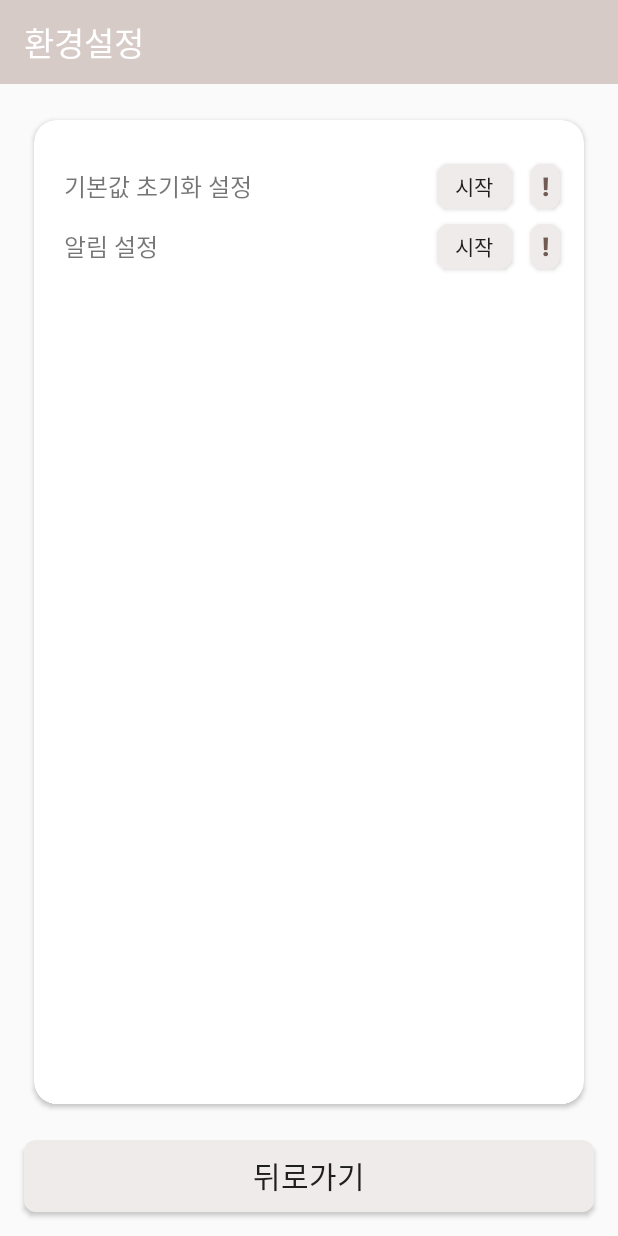
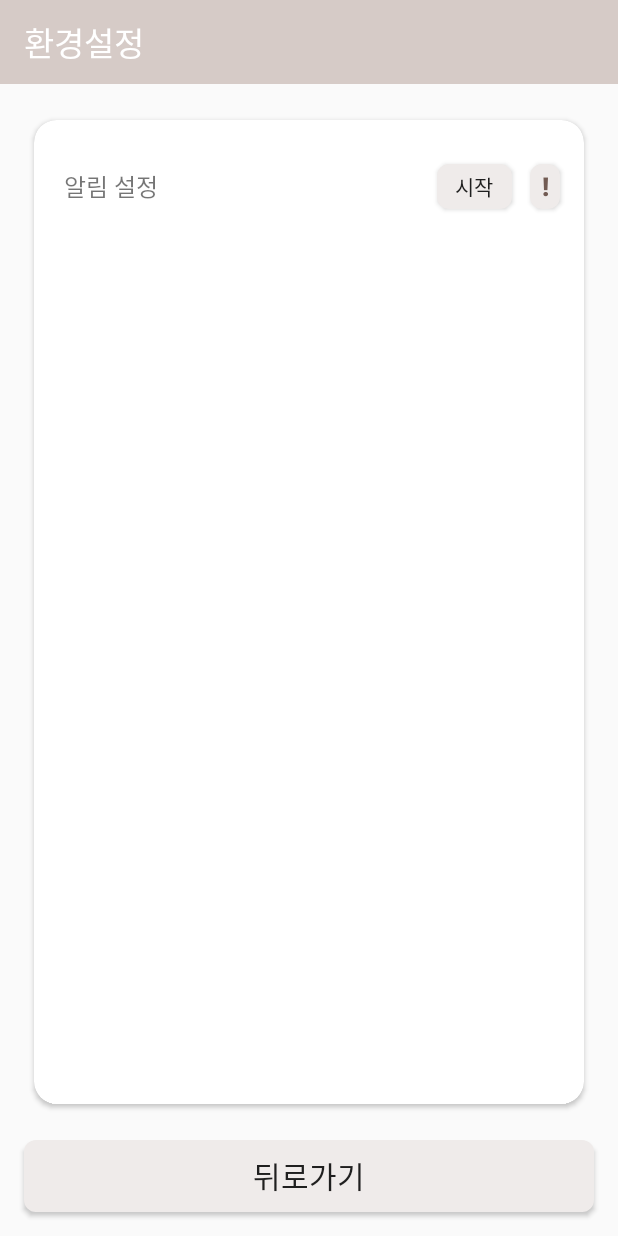
Before and after one commit to ThinkingDobby/FeedDogToday, an Android app: the SettingActivity screen opened directly, with no data from a screen before it, after a tap on "시작", on a phone screen of 412 x 824 dp. Run offline under Robolectric (Android 15) with nearby library versions, the phone set to English and light mode, and no system bars.

Commit message:
2021-03-25 릴리즈 버전
<완료>
InitReceiver 제거
AndroidManifest 에서 InitReceiver 등록 해제
SettingActivity 에서 초기화 스케줄 제거
activity_setting.xml 에서 기본값 초기화 버튼 제거

```diff
--- a/app/src/main/AndroidManifest.xml
+++ b/app/src/main/AndroidManifest.xml
@@ -19,9 +19,6 @@
         <receiver
             android:name=".DinnerAlarmReceiver"
             android:exported="false"/>
-        <receiver
-            android:name=".InitReceiver"
-            android:exported="false" />
 
         <activity android:name=".SettingActivity"/>
         <activity android:name=".AddActivity"/>
--- a/app/src/main/java/com/thinkingdobby/feeddogtoday/SettingActivity.kt
+++ b/app/src/main/java/com/thinkingdobby/feeddogtoday/SettingActivity.kt
@@ -87,42 +87,6 @@ class SettingActivity : AppCompatActivity() {
         }
         // Notification AlarmManager
 
-        // Init AlarmManager - FOR_DEV
-        set_cv_swh_settingDefaultValue.setOnClickListener {
-            val initAlarmManager = getSystemService(ALARM_SERVICE) as AlarmManager
-
-            val initIntent = Intent(this, InitReceiver::class.java)
-            val initPendingIntent = PendingIntent.getBroadcast(
-                this, InitReceiver.NOTIFICATION_ID, initIntent,
-                PendingIntent.FLAG_UPDATE_CURRENT
-            )
-
-            val initRepeatInterval: Long = AlarmManager.INTERVAL_DAY
-            val initCalendar: Calendar = Calendar.getInstance().apply {
-                timeInMillis = System.currentTimeMillis()
-                set(Calendar.HOUR_OF_DAY, 0)
-                set(Calendar.MINUTE, 0)
-            }
-
-            initAlarmManager.setRepeating(
-                AlarmManager.RTC_WAKEUP,
-                initCalendar.timeInMillis,
-                initRepeatInterval,
-                initPendingIntent
-            )
-        }
-
-        set_cv_btn_settingDefaultValue.setOnClickListener {
-            val builder = AlertDialog.Builder(this@SettingActivity)
-            builder.setTitle("개발자용 초기화 옵션입니다.")
-
-            builder.setPositiveButton("확인") { _, which ->
-            }
-
-            builder.create().show()
-        }
-        // Init AlarmManager - FOR_DEV
-
         set_btn_back.setOnClickListener {
             finish()
         }
--- a/app/src/main/res/layout/activity_setting.xml
+++ b/app/src/main/res/layout/activity_setting.xml
@@ -47,51 +47,17 @@
             android:layout_height="match_parent">
 
             <!-- FOR_DEV -->
-            <TextView
-                android:id="@+id/set_cv_tv_settingDefaultValue"
-                android:layout_width="wrap_content"
-                android:layout_height="wrap_content"
-                android:layout_marginTop="32dp"
-                android:layout_marginStart="20dp"
-                android:text="기본값 초기화 설정"
-                android:textSize="16sp"
-                app:layout_constraintStart_toStartOf="parent"
-                app:layout_constraintTop_toTopOf="parent" />
-
-            <Button
-                android:id="@+id/set_cv_swh_settingDefaultValue"
-                android:layout_width="50dp"
-                android:layout_height="30dp"
-                android:layout_marginEnd="12dp"
-                android:background="@drawable/button_color_drawable"
-                android:text="시작"
-                app:layout_constraintBottom_toBottomOf="@+id/set_cv_tv_settingDefaultValue"
-                app:layout_constraintEnd_toStartOf="@+id/set_cv_btn_settingDefaultValue"
-                app:layout_constraintTop_toTopOf="@+id/set_cv_tv_settingDefaultValue" />
-
-            <Button
-                android:id="@+id/set_cv_btn_settingDefaultValue"
-                android:layout_width="20dp"
-                android:layout_height="30dp"
-                android:layout_marginEnd="16dp"
-                android:background="@drawable/button_color_drawable"
-                android:text="!"
-                android:textSize="17sp"
-                android:textStyle="bold"
-                android:textColor="@color/colorTextAccent"
-                app:layout_constraintBottom_toBottomOf="@+id/set_cv_swh_settingDefaultValue"
-                app:layout_constraintEnd_toEndOf="parent"
-                app:layout_constraintTop_toTopOf="@+id/set_cv_swh_settingDefaultValue" />
 
             <TextView
                 android:id="@+id/set_cv_tv_settingNotificationReceiving"
                 android:layout_width="wrap_content"
                 android:layout_height="wrap_content"
-                android:layout_marginTop="16dp"
+                android:layout_marginStart="20dp"
+                android:layout_marginTop="32dp"
                 android:text="알림 설정"
                 android:textSize="16sp"
-                app:layout_constraintStart_toStartOf="@id/set_cv_tv_settingDefaultValue"
-                app:layout_constraintTop_toBottomOf="@+id/set_cv_tv_settingDefaultValue" />
+                app:layout_constraintStart_toStartOf="parent"
+                app:layout_constraintTop_toTopOf="parent" />
 
             <Button
                 android:id="@+id/set_cv_swh_settingNotificationReceiving"
@@ -101,7 +67,7 @@
                 android:background="@drawable/button_color_drawable"
                 android:text="시작"
                 app:layout_constraintBottom_toBottomOf="@+id/set_cv_tv_settingNotificationReceiving"
-                app:layout_constraintEnd_toStartOf="@+id/set_cv_btn_settingDefaultValue"
+                app:layout_constraintEnd_toStartOf="@+id/set_cv_btn_settingNotificationReceiving"
                 app:layout_constraintTop_toTopOf="@+id/set_cv_tv_settingNotificationReceiving" />
 
             <Button
```
Also changed, not shown: app/src/main/java/com/thinkingdobby/feeddogtoday/InitReceiver.kt (deleted, +0 -45 lines), 2 other files.
